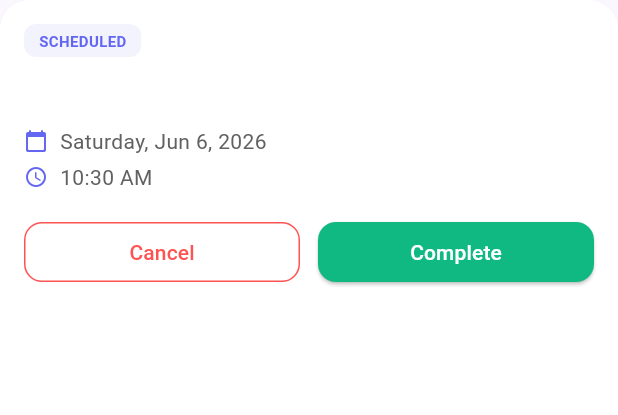
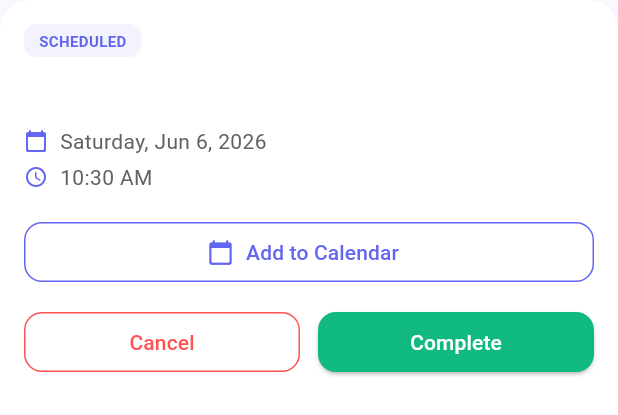
Before and after one commit to SachinthaAbeygunasekara/learnxchange-mobile-app, a Flutter app: the _SessionCard widget shown alone on an empty page, opened directly with empty values, on a phone screen of 412 x 824 dp. Shown: the top 415 px of the screen. Run offline on Flutter 3.47's test engine with Material 3 defaults, Android fonts, the phone set to English and light mode, and no system bars; our stand-ins replace cloud_firestore, firebase_auth, firebase_core, image_picker; missing offline and left inert: add_2_calendar; accounts and stored records are empty.

Commit message:
feat: integrate calendar events for scheduled sessions

```diff
--- a/lib/screens/sessions/sessions_screen.dart
+++ b/lib/screens/sessions/sessions_screen.dart
@@ -8,6 +8,7 @@ import 'package:learnxchange/services/user_service.dart';
 import 'package:learnxchange/models/request_model.dart';
 import 'package:learnxchange/widgets/rating_dialog.dart';
 import 'package:intl/intl.dart';
+import 'package:add_2_calendar/add_2_calendar.dart';
 
 class SessionsScreen extends StatefulWidget {
   const SessionsScreen({super.key});
@@ -197,6 +198,18 @@ class _SessionCard extends StatefulWidget {
 class _SessionCardState extends State<_SessionCard> {
   bool _isLoading = false;
 
+  void _addToCalendar() {
+    final Event event = Event(
+      title: widget.session.title,
+      description: widget.session.notes.isEmpty ? 'Skill exchange session via LearnXchange' : widget.session.notes,
+      location: 'LearnXchange App',
+      startDate: widget.session.scheduledDateTime,
+      endDate: widget.session.scheduledDateTime.add(const Duration(hours: 1)),
+    );
+
+    Add2Calendar.addEvent2Cal(event);
+  }
+
   Future<void> _completeAndRate() async {
     setState(() => _isLoading = true);
     try {
@@ -332,6 +345,22 @@ class _SessionCardState extends State<_SessionCard> {
             ),
           ],
           const SizedBox(height: 16),
+          if (widget.session.status == SessionStatus.scheduled) ...[
+            SizedBox(
+              width: double.infinity,
+              child: OutlinedButton.icon(
+                onPressed: _addToCalendar,
+                icon: const Icon(Icons.calendar_today_rounded, size: 18),
+                label: const Text('Add to Calendar'),
+                style: OutlinedButton.styleFrom(
+                  shape: RoundedRectangleBorder(borderRadius: BorderRadius.circular(12)),
+                  side: const BorderSide(color: Color(0xFF6366F1)),
+                  foregroundColor: const Color(0xFF6366F1),
+                ),
+              ),
+            ),
+            const SizedBox(height: 12),
+          ],
           Row(
             children: [
               if (widget.session.status == SessionStatus.scheduled) ...[
@@ -378,11 +407,11 @@ class _SessionCardState extends State<_SessionCard> {
                             color: Colors.blue.withAlpha(10),
                             borderRadius: BorderRadius.circular(12),
                           ),
-                          child: const Row(
+                          child: Row(
                             mainAxisAlignment: MainAxisAlignment.center,
                             children: [
-                              Icon(Icons.check_circle_rounded, color: Colors.blue, size: 16),
-                              SizedBox(width: 8),
+                              const Icon(Icons.check_circle_rounded, color: Colors.blue, size: 16),
+                              const SizedBox(width: 8),
                               Text('Experience Rated', style: TextStyle(color: Colors.blue, fontWeight: FontWeight.bold)),
                             ],
                           ),
--- a/pubspec.yaml
+++ b/pubspec.yaml
@@ -37,6 +37,7 @@ dependencies:
   firebase_storage: ^13.4.2
   image_picker: ^1.2.2
   intl: ^0.19.0
+  add_2_calendar: ^3.0.1
 
   # The following adds the Cupertino Icons font to your application.
   # Use with the CupertinoIcons class for iOS style icons.
```
Also changed, not shown: pubspec.lock.
